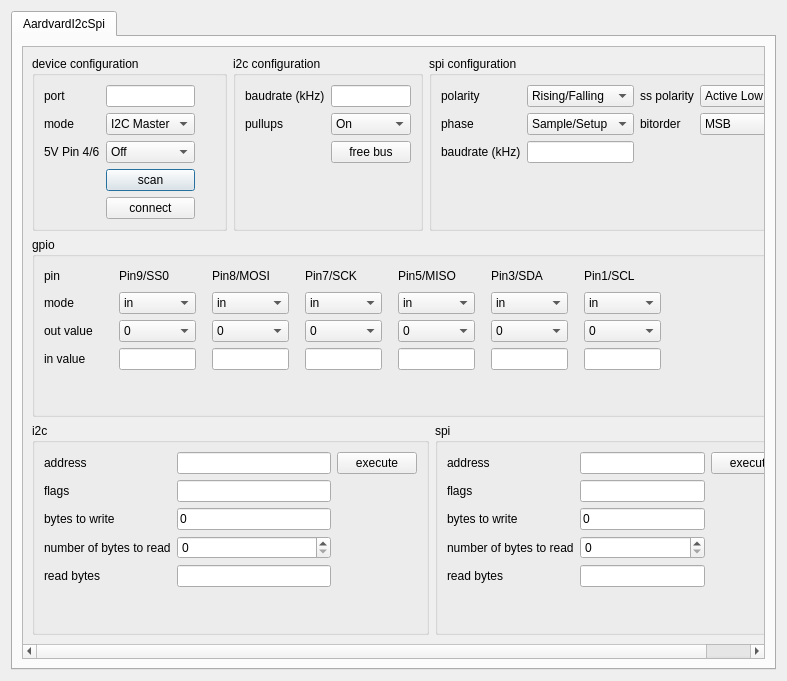
First picture: the form in ScriptCommunicator/exampleScripts/WorkerScripts/TestAardvardI2cSpi/TestAardvardI2cSpi.ui, repository szieke/ScriptCommunicator_serial-terminal, before the edit.
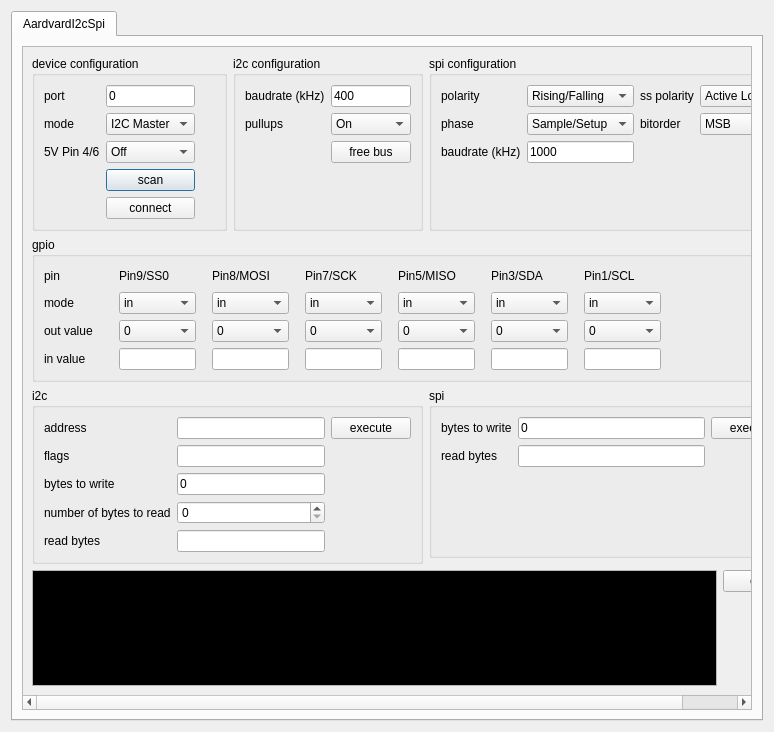
Second picture: the form after the edit.

Commit message: Aardvard I2C/SPI implemented.

The edit to the form file:
```diff
--- a/ScriptCommunicator/exampleScripts/WorkerScripts/TestAardvardI2cSpi/TestAardvardI2cSpi.ui
+++ b/ScriptCommunicator/exampleScripts/WorkerScripts/TestAardvardI2cSpi/TestAardvardI2cSpi.ui
@@ -6,8 +6,8 @@
    <rect>
     <x>0</x>
     <y>0</y>
-    <width>787</width>
-    <height>681</height>
+    <width>774</width>
+    <height>732</height>
    </rect>
   </property>
   <property name="windowTitle">
@@ -40,11 +40,11 @@
            <rect>
             <x>0</x>
             <y>0</y>
-            <width>743</width>
-            <height>617</height>
+            <width>730</width>
+            <height>668</height>
            </rect>
           </property>
-          <layout class="QGridLayout" name="gridLayout_3">
+          <layout class="QGridLayout" name="gridLayout_3" columnstretch="1,1,1,1,0">
            <item row="0" column="0">
             <widget class="QGroupBox" name="groupBox_10">
              <property name="title">
@@ -124,6 +124,9 @@
                   <height>16777215</height>
                  </size>
                 </property>
+                <property name="text">
+                 <string>0</string>
+                </property>
                </widget>
               </item>
               <item row="1" column="0">
@@ -226,6 +229,9 @@
                   <height>16777215</height>
                  </size>
                 </property>
+                <property name="text">
+                 <string>400</string>
+                </property>
                </widget>
               </item>
               <item row="0" column="0">
@@ -259,155 +265,241 @@
              </layout>
             </widget>
            </item>
-           <item row="0" column="2" colspan="2">
-            <widget class="QGroupBox" name="groupBox_12">
+           <item row="2" column="0" rowspan="2" colspan="2">
+            <widget class="QGroupBox" name="groupBox">
              <property name="title">
-              <string>spi configuration</string>
+              <string>i2c</string>
              </property>
-             <layout class="QGridLayout" name="gridLayout_15">
-              <item row="1" column="1">
-               <widget class="QComboBox" name="AardvardSpiPhase">
-                <property name="sizeAdjustPolicy">
-                 <enum>QComboBox::AdjustToContents</enum>
-                </property>
-                <item>
-                 <property name="text">
-                  <string>Sample/Setup</string>
-                 </property>
-                </item>
-                <item>
-                 <property name="text">
-                  <string>Setup/Sample</string>
-                 </property>
-                </item>
-               </widget>
-              </item>
+             <layout class="QGridLayout" name="gridLayout">
               <item row="4" column="1">
-               <spacer name="verticalSpacer_10">
-                <property name="orientation">
-                 <enum>Qt::Vertical</enum>
-                </property>
-                <property name="sizeHint" stdset="0">
-                 <size>
-                  <width>20</width>
-                  <height>40</height>
-                 </size>
-                </property>
-               </spacer>
-              </item>
-              <item row="0" column="1">
-               <widget class="QComboBox" name="AardvardSpiPolarity">
-                <property name="sizeAdjustPolicy">
-                 <enum>QComboBox::AdjustToContents</enum>
-                </property>
-                <item>
-                 <property name="text">
-                  <string>Rising/Falling</string>
-                 </property>
-                </item>
-                <item>
-                 <property name="text">
-                  <string>Falling/Rising</string>
-                 </property>
-                </item>
-               </widget>
+               <widget class="QLineEdit" name="I2cReadBytes"/>
               </item>
               <item row="2" column="0">
-               <widget class="QLabel" name="label_34">
+               <widget class="QLabel" name="label_2">
                 <property name="text">
-                 <string>baudrate (kHz)</string>
+                 <string>bytes to write</string>
                 </property>
                </widget>
               </item>
-              <item row="0" column="4" rowspan="3">
-               <spacer name="horizontalSpacer_12">
-                <property name="orientation">
-                 <enum>Qt::Horizontal</enum>
-                </property>
-                <property name="sizeHint" stdset="0">
-                 <size>
-                  <width>124</width>
-                  <height>20</height>
-                 </size>
-                </property>
-               </spacer>
+              <item row="0" column="1">
+               <widget class="QLineEdit" name="I2cAddress"/>
               </item>
-              <item row="0" column="0">
-               <widget class="QLabel" name="label_33">
+              <item row="1" column="1">
+               <widget class="QLineEdit" name="I2cFlags"/>
+              </item>
+              <item row="3" column="1">
+               <widget class="QSpinBox" name="I2cNumberOfBytesToRead"/>
+              </item>
+              <item row="3" column="0">
+               <widget class="QLabel" name="label">
                 <property name="text">
-                 <string>polarity</string>
+                 <string>number of bytes to read</string>
                 </property>
                </widget>
               </item>
-              <item row="2" column="1">
-               <widget class="QLineEdit" name="AardvardSpiBaudrate">
-                <property name="sizePolicy">
-                 <sizepolicy hsizetype="Ignored" vsizetype="Fixed">
-                  <horstretch>0</horstretch>
-                  <verstretch>0</verstretch>
-                 </sizepolicy>
-                </property>
-                <property name="maximumSize">
-                 <size>
-                  <width>16777215</width>
-                  <height>16777215</height>
-                 </size>
+              <item row="4" column="0">
+               <widget class="QLabel" name="label_3">
+                <property name="text">
+                 <string>read bytes</string>
                 </property>
                </widget>
               </item>
               <item row="1" column="0">
-               <widget class="QLabel" name="label_51">
+               <widget class="QLabel" name="label_5">
                 <property name="text">
-                 <string>phase</string>
+                 <string>flags</string>
                 </property>
                </widget>
               </item>
-              <item row="0" column="3">
-               <widget class="QComboBox" name="AardvardSpiSSPolarity">
-                <item>
-                 <property name="text">
-                  <string>Active Low</string>
-                 </property>
-                </item>
-                <item>
-                 <property name="text">
-                  <string>Active High</string>
-                 </property>
-                </item>
+              <item row="5" column="1">
+               <spacer name="verticalSpacer">
+                <property name="orientation">
+                 <enum>Qt::Vertical</enum>
+                </property>
+                <property name="sizeHint" stdset="0">
+                 <size>
+                  <width>20</width>
+                  <height>40</height>
+                 </size>
+                </property>
+               </spacer>
+              </item>
+              <item row="0" column="2">
+               <widget class="QPushButton" name="I2cExecute">
+                <property name="text">
+                 <string>execute</string>
+                </property>
                </widget>
               </item>
+              <item row="2" column="1">
+               <widget class="QLineEdit" name="I2cBytesToSend">
+                <property name="text">
+                 <string>0</string>
+                </property>
+               </widget>
+              </item>
+              <item row="0" column="0">
+               <widget class="QLabel" name="label_4">
+                <property name="text">
+                 <string>address</string>
+                </property>
+               </widget>
+              </item>
+             </layout>
+            </widget>
+           </item>
+           <item row="4" column="4">
+            <layout class="QVBoxLayout" name="verticalLayout_2">
+             <item>
+              <widget class="QPushButton" name="ClearConsole">
+               <property name="text">
+                <string>clear</string>
+               </property>
+              </widget>
+             </item>
+             <item>
+              <spacer name="verticalSpacer_3">
+               <property name="orientation">
+                <enum>Qt::Vertical</enum>
+               </property>
+               <property name="sizeHint" stdset="0">
+                <size>
+                 <width>20</width>
+                 <height>40</height>
+                </size>
+               </property>
+              </spacer>
+             </item>
+            </layout>
+           </item>
+           <item row="4" column="0" colspan="4">
+            <widget class="QTextEdit" name="Console">
+             <property name="palette">
+              <palette>
+               <active>
+                <colorrole role="Text">
+                 <brush brushstyle="SolidPattern">
+                  <color alpha="255">
+                   <red>0</red>
+                   <green>255</green>
+                   <blue>0</blue>
+                  </color>
+                 </brush>
+                </colorrole>
+                <colorrole role="Base">
+                 <brush brushstyle="SolidPattern">
+                  <color alpha="255">
+                   <red>0</red>
+                   <green>0</green>
+                   <blue>0</blue>
+                  </color>
+                 </brush>
+                </colorrole>
+               </active>
+               <inactive>
+                <colorrole role="Text">
+                 <brush brushstyle="SolidPattern">
+                  <color alpha="255">
+                   <red>0</red>
+                   <green>255</green>
+                   <blue>0</blue>
+                  </color>
+                 </brush>
+                </colorrole>
+                <colorrole role="Base">
+                 <brush brushstyle="SolidPattern">
+                  <color alpha="255">
+                   <red>0</red>
+                   <green>0</green>
+                   <blue>0</blue>
+                  </color>
+                 </brush>
+                </colorrole>
+               </inactive>
+               <disabled>
+                <colorrole role="Text">
+                 <brush brushstyle="SolidPattern">
+                  <color alpha="255">
+                   <red>120</red>
+                   <green>120</green>
+                   <blue>120</blue>
+                  </color>
+                 </brush>
+                </colorrole>
+                <colorrole role="Base">
+                 <brush brushstyle="SolidPattern">
+                  <color alpha="255">
+                   <red>240</red>
+                   <green>240</green>
+                   <blue>240</blue>
+                  </color>
+                 </brush>
+                </colorrole>
+               </disabled>
+              </palette>
+             </property>
+             <property name="readOnly">
+              <bool>true</bool>
+             </property>
+             <property name="acceptRichText">
+              <bool>false</bool>
+             </property>
+            </widget>
+           </item>
+           <item row="2" column="2" colspan="3">
+            <widget class="QGroupBox" name="groupBox_3">
+             <property name="title">
+              <string>spi</string>
+             </property>
+             <layout class="QGridLayout" name="gridLayout_2">
+              <item row="2" column="1">
+               <widget class="QLineEdit" name="SpiReadBytes"/>
+              </item>
+              <item row="2" column="0">
+               <widget class="QLabel" name="label_9">
+                <property name="text">
+                 <string>read bytes</string>
+                </property>
+               </widget>
+              </item>
+              <item row="3" column="1">
+               <spacer name="verticalSpacer_2">
+                <property name="orientation">
+                 <enum>Qt::Vertical</enum>
+                </property>
+                <property name="sizeHint" stdset="0">
+                 <size>
+                  <width>20</width>
+                  <height>40</height>
+                 </size>
+                </property>
+               </spacer>
+              </item>
               <item row="0" column="2">
-               <widget class="QLabel" name="label_40">
+               <widget class="QPushButton" name="SpiExecute">
                 <property name="text">
-                 <string>ss polarity</string>
+                 <string>execute</string>
                 </property>
                </widget>
               </item>
-              <item row="1" column="3">
-               <widget class="QComboBox" name="AardvardSpiBitorder">
-                <item>
-                 <property name="text">
-                  <string>MSB</string>
-                 </property>
-                </item>
-                <item>
-                 <property name="text">
-                  <string>LSB</string>
-                 </property>
-                </item>
+              <item row="0" column="1">
+               <widget class="QLineEdit" name="SpiBytesToSend">
+                <property name="text">
+                 <string>0</string>
+                </property>
                </widget>
               </item>
-              <item row="1" column="2">
-               <widget class="QLabel" name="label_32">
+              <item row="0" column="0">
+               <widget class="QLabel" name="label_7">
                 <property name="text">
-                 <string>bitorder</string>
+                 <string>bytes to write</string>
                 </property>
                </widget>
               </item>
              </layout>
             </widget>
            </item>
-           <item row="1" column="0" colspan="4">
+           <item row="1" column="0" colspan="5">
             <widget class="QGroupBox" name="groupBox_13">
              <property name="title">
               <string>gpio</string>
@@ -900,54 +992,31 @@
              </layout>
             </widget>
            </item>
-           <item row="2" column="0" colspan="3">
-            <widget class="QGroupBox" name="groupBox">
+           <item row="0" column="2" colspan="3">
+            <widget class="QGroupBox" name="groupBox_12">
              <property name="title">
-              <string>i2c</string>
+              <string>spi configuration</string>
              </property>
-             <layout class="QGridLayout" name="gridLayout">
-              <item row="4" column="1">
-               <widget class="QLineEdit" name="MainInterfaceI2cReadBytes"/>
-              </item>
-              <item row="2" column="0">
-               <widget class="QLabel" name="label_2">
-                <property name="text">
-                 <string>bytes to write</string>
-                </property>
-               </widget>
-              </item>
-              <item row="0" column="1">
-               <widget class="QLineEdit" name="MainInterfaceI2cAddress"/>
-              </item>
+             <layout class="QGridLayout" name="gridLayout_15">
               <item row="1" column="1">
-               <widget class="QLineEdit" name="MainInterfaceI2cFlags"/>
-              </item>
-              <item row="3" column="1">
-               <widget class="QSpinBox" name="MainInterfaceI2cNumberOfBytesToRead"/>
-              </item>
-              <item row="3" column="0">
-               <widget class="QLabel" name="label">
-                <property name="text">
-                 <string>number of bytes to read</string>
+               <widget class="QComboBox" name="AardvardSpiPhase">
+                <property name="sizeAdjustPolicy">
+                 <enum>QComboBox::AdjustToContents</enum>
                 </property>
+                <item>
+                 <property name="text">
+                  <string>Sample/Setup</string>
+                 </property>
+                </item>
+                <item>
+                 <property name="text">
+                  <string>Setup/Sample</string>
+                 </property>
+                </item>
                </widget>
               </item>
-              <item row="4" column="0">
-               <widget class="QLabel" name="label_3">
-                <property name="text">
-                 <string>read bytes</string>
-                </property>
-               </widget>
-              </item>
-              <item row="1" column="0">
-               <widget class="QLabel" name="label_5">
-                <property name="text">
-                 <string>flags</string>
-                </property>
-               </widget>
-              </item>
-              <item row="5" column="1">
-               <spacer name="verticalSpacer">
+              <item row="4" column="1">
+               <spacer name="verticalSpacer_10">
                 <property name="orientation">
                  <enum>Qt::Vertical</enum>
                 </property>
@@ -959,107 +1028,115 @@
                 </property>
                </spacer>
               </item>
-              <item row="0" column="2">
-               <widget class="QPushButton" name="MainInterfaceI2cExecute">
-                <property name="text">
-                 <string>execute</string>
+              <item row="0" column="1">
+               <widget class="QComboBox" name="AardvardSpiPolarity">
+                <property name="sizeAdjustPolicy">
+                 <enum>QComboBox::AdjustToContents</enum>
                 </property>
+                <item>
+                 <property name="text">
+                  <string>Rising/Falling</string>
+                 </property>
+                </item>
+                <item>
+                 <property name="text">
+                  <string>Falling/Rising</string>
+                 </property>
+                </item>
                </widget>
               </item>
-              <item row="2" column="1">
-               <widget class="QLineEdit" name="MainInterfaceI2cBytesToSend">
+              <item row="2" column="0">
+               <widget class="QLabel" name="label_34">
                 <property name="text">
-                 <string>0</string>
+                 <string>baudrate (kHz)</string>
                 </property>
                </widget>
               </item>
-              <item row="0" column="0">
-               <widget class="QLabel" name="label_4">
-                <property name="text">
-                 <string>address</string>
+              <item row="0" column="4" rowspan="3">
+               <spacer name="horizontalSpacer_12">
+                <property name="orientation">
+                 <enum>Qt::Horizontal</enum>
                 </property>
-               </widget>
-              </item>
-             </layout>
-            </widget>
-           </item>
-           <item row="2" column="3">
-            <widget class="QGroupBox" name="groupBox_3">
-             <property name="title">
-              <string>spi</string>
-             </property>
-             <layout class="QGridLayout" name="gridLayout_2">
-              <item row="4" column="1">
-               <widget class="QLineEdit" name="SecondI2cReadBytes"/>
-              </item>
-              <item row="2" column="0">
-               <widget class="QLabel" name="label_7">
-                <property name="text">
-                 <string>bytes to write</string>
+                <property name="sizeHint" stdset="0">
+                 <size>
+                  <width>124</width>
+                  <height>20</height>
+                 </size>
                 </property>
-               </widget>
+               </spacer>
               </item>
-              <item row="0" column="1">
-               <widget class="QLineEdit" name="SecondI2cAddress"/>
-              </item>
-              <item row="1" column="1">
-               <widget class="QLineEdit" name="SecondI2cFlags"/>
-              </item>
-              <item row="3" column="1">
-               <widget class="QSpinBox" name="SecondI2cNumberOfBytesToRead"/>
-              </item>
-              <item row="3" column="0">
-               <widget class="QLabel" name="label_8">
+              <item row="0" column="0">
+               <widget class="QLabel" name="label_33">
                 <property name="text">
-                 <string>number of bytes to read</string>
+                 <string>polarity</string>
                 </property>
                </widget>
               </item>
-              <item row="4" column="0">
-               <widget class="QLabel" name="label_9">
+              <item row="2" column="1">
+               <widget class="QLineEdit" name="AardvardSpiBaudrate">
+                <property name="sizePolicy">
+                 <sizepolicy hsizetype="Ignored" vsizetype="Fixed">
+                  <horstretch>0</horstretch>
+                  <verstretch>0</verstretch>
+                 </sizepolicy>
+                </property>
+                <property name="maximumSize">
+                 <size>
+                  <width>16777215</width>
+                  <height>16777215</height>
+                 </size>
+                </property>
                 <property name="text">
-                 <string>read bytes</string>
+                 <string>1000</string>
                 </property>
                </widget>
               </item>
               <item row="1" column="0">
-               <widget class="QLabel" name="label_10">
+               <widget class="QLabel" name="label_51">
                 <property name="text">
-                 <string>flags</string>
+                 <string>phase</string>
                 </property>
                </widget>
               </item>
-              <item row="5" column="1">
-               <spacer name="verticalSpacer_2">
-                <property name="orientation">
-                 <enum>Qt::Vertical</enum>
-                </property>
-                <property name="sizeHint" stdset="0">
-                 <size>
-                  <width>20</width>
-                  <height>40</height>
-                 </size>
-                </property>
-               </spacer>
+              <item row="0" column="3">
+               <widget class="QComboBox" name="AardvardSpiSSPolarity">
+                <item>
+                 <property name="text">
+                  <string>Active Low</string>
+                 </property>
+                </item>
+                <item>
+                 <property name="text">
+                  <string>Active High</string>
+                 </property>
+                </item>
+               </widget>
               </item>
               <item row="0" column="2">
-               <widget class="QPushButton" name="SecondI2cExecute">
+               <widget class="QLabel" name="label_40">
                 <property name="text">
-                 <string>execute</string>
+                 <string>ss polarity</string>
                 </property>
                </widget>
               </item>
-              <item row="2" column="1">
-               <widget class="QLineEdit" name="SecondBytesToSend">
-                <property name="text">
-                 <string>0</string>
-                </property>
+              <item row="1" column="3">
+               <widget class="QComboBox" name="AardvardSpiBitorder">
+                <item>
+                 <property name="text">
+                  <string>MSB</string>
+                 </property>
+                </item>
+                <item>
+                 <property name="text">
+                  <string>LSB</string>
+                 </property>
+                </item>
                </widget>
               </item>
-              <item row="0" column="0">
-               <widget class="QLabel" name="label_11">
+              <item row="1" column="2">
+               <widget class="QLabel" name="label_32">
                 <property name="text">
-                 <string>address</string>
+                 <string>bitorder</string>
                 </property>
                </widget>
               </item>
```
Left out of the diff: 19 changed lines with no effect on the pictures. The commit also changes 6 other files.
